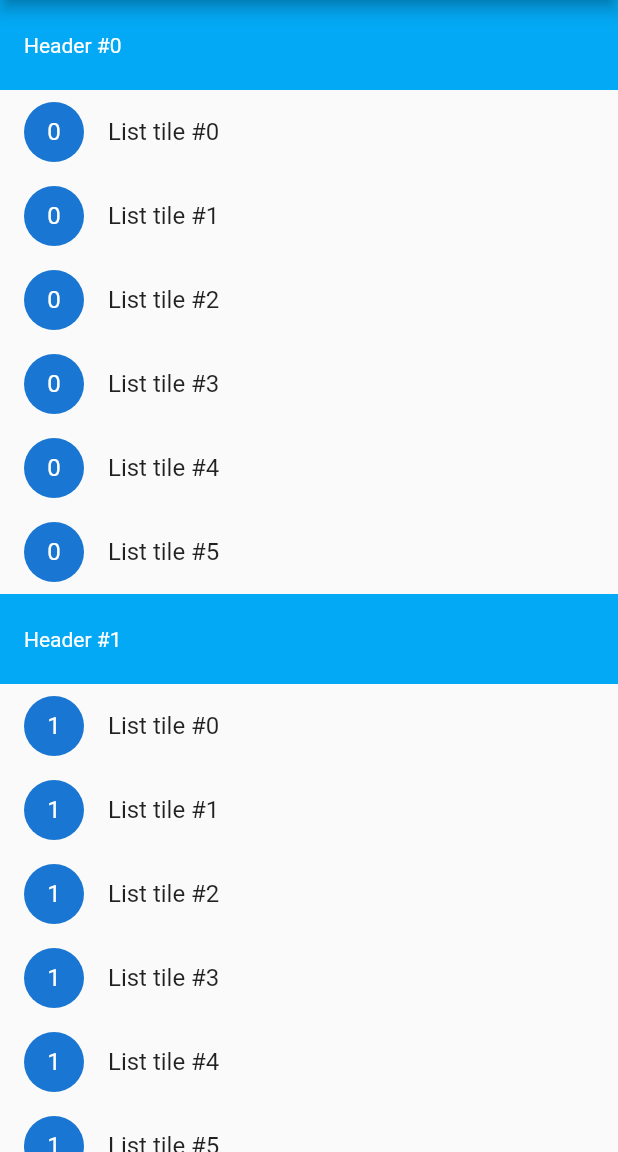
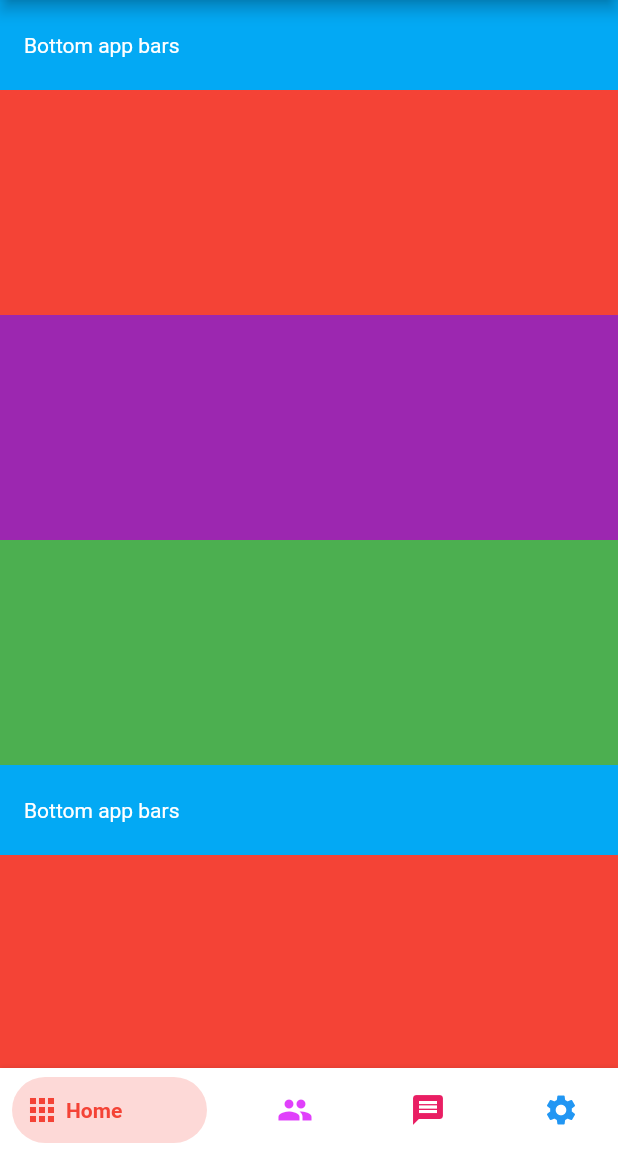
Before and after one commit to jargalbat/flutter_gallery, a Flutter app: the screen it shows after launch, on a phone screen of 412 x 824 dp, the part 84-1236 px from its top. Run offline on Flutter 3.47's test engine with Material 2 defaults, Android fonts, the phone set to English and light mode, and no system bars; drawn by our look-alikes of bottom_navy_bar; our stand-ins replace flutter_sticky_header.

Commit message:
sliver changes

```diff
--- a/lib/ui/home/dashboard_screen.dart
+++ b/lib/ui/home/dashboard_screen.dart
@@ -11,69 +11,54 @@ class DashboardScreen extends StatefulWidget {
 class _DashboardScreenState extends State<DashboardScreen> {
   @override
   Widget build(BuildContext context) {
-    return const CustomScrollView(
+    return CustomScrollView(
       slivers: [
-        _StickyHeaderList(index: 0),
-        _StickyHeaderList(index: 1),
-        _StickyHeaderList(index: 2),
-        _StickyHeaderList(index: 3),
+        // StickyHeader(index: 1),
+        // StickyHeader(index: 2),
+        // StickyHeader(index: 3),
+        _bottomAppBars(),
+        _bottomAppBars(),
+        _bottomAppBars(),
+        _bottomAppBars(),
       ],
       reverse: false,
     );
   }
-}
 
-
-class Header extends StatelessWidget {
-  const Header({
-    Key? key,
-    this.index,
-    this.title,
-    this.color = Colors.lightBlue,
-  }) : super(key: key);
-
-  final String? title;
-  final int? index;
-  final Color color;
-
-  @override
-  Widget build(BuildContext context) {
-    return Container(
-      height: 60,
-      color: color,
-      padding: EdgeInsets.symmetric(horizontal: 16.0),
-      alignment: Alignment.centerLeft,
-      child: Text(
-        title ?? 'Header #$index',
-        style: const TextStyle(color: Colors.white),
+  Widget _bottomAppBars() {
+    return SliverStickyHeader(
+      header: _sliverHeader('Bottom app bars'),
+      sliver: SliverList(
+        delegate: SliverChildListDelegate(
+          [
+            Container(color: Colors.red, height: 150.0),
+            Container(color: Colors.purple, height: 150.0),
+            Container(color: Colors.green, height: 150.0),
+          ],
+        ),
+        // delegate: SliverChildBuilderDelegate(
+        //   (context, i) => ListTile(
+        //     leading: CircleAvatar(
+        //       child: Text('$i'),
+        //     ),
+        //     title: const Text('List tile'),
+        //     onTap: () {
+        //
+        //     },
+        //   ),
+        //   childCount: 6,
+        // ),
       ),
     );
   }
-}
 
-class _StickyHeaderList extends StatelessWidget {
-  const _StickyHeaderList({
-    Key? key,
-    this.index,
-  }) : super(key: key);
-
-  final int? index;
-
-  @override
-  Widget build(BuildContext context) {
-    return SliverStickyHeader(
-      header: Header(index: index),
-      sliver: SliverList(
-        delegate: SliverChildBuilderDelegate(
-          (context, i) => ListTile(
-            leading: CircleAvatar(
-              child: Text('$index'),
-            ),
-            title: Text('List tile #$i'),
-          ),
-          childCount: 6,
-        ),
-      ),
+  Widget _sliverHeader(String text) {
+    return Container(
+      height: 60,
+      color: Colors.lightBlue,
+      padding: const EdgeInsets.symmetric(horizontal: 16.0),
+      alignment: Alignment.centerLeft,
+      child: Text(text, style: const TextStyle(color: Colors.white)),
     );
   }
 }
--- a/lib/ui/home/home_route.dart
+++ b/lib/ui/home/home_route.dart
@@ -1,5 +1,5 @@
+import 'package:bottom_navy_bar/bottom_navy_bar.dart';
 import 'package:flutter/material.dart';
-import 'package:flutter_gallery/ui/animated_icon_route.dart';
 import 'package:flutter_gallery/ui/home/dashboard_screen.dart';
 
 class HomeRoute extends StatefulWidget {
@@ -9,14 +9,56 @@ class HomeRoute extends StatefulWidget {
   _HomeRouteState createState() => _HomeRouteState();
 }
 
-class _HomeRouteState extends State<HomeRoute> {
+class _HomeRouteState extends State<HomeRoute> with SingleTickerProviderStateMixin {
+  // Bottom navigation bar
+  late TabController _tabController;
+  int _selectedIndex = 0;
+
+  @override
+  void initState() {
+    super.initState();
+    _tabController = TabController(initialIndex: 0, length: 4, vsync: this);
+  }
+
   @override
   Widget build(BuildContext context) {
     return Scaffold(
       appBar: AppBar(
         title: const Text('Flutter gallery'),
       ),
-      body: const DashboardScreen(),
+      body: TabBarView(
+        controller: _tabController,
+        physics: const NeverScrollableScrollPhysics(),
+        children: [
+          /// Нүүр
+          const DashboardScreen(),
+          Container(),
+          Container(),
+          Container(),
+        ],
+      ),
+      bottomNavigationBar: BottomNavyBar(
+        selectedIndex: _selectedIndex,
+        showElevation: true, // use this to remove appBar's elevation
+        onItemSelected: (index) => setState(() {
+          _selectedIndex = index;
+          _tabController.animateTo(index, duration: const Duration(milliseconds: 300), curve: Curves.ease);
+        }),
+        items: [
+          BottomNavyBarItem(icon: const Icon(Icons.apps), title: const Text('Home'), activeColor: Colors.red),
+          BottomNavyBarItem(
+            icon: const Icon(Icons.people),
+            title: const Text('Users'),
+            activeColor: Colors.purpleAccent,
+          ),
+          BottomNavyBarItem(icon: const Icon(Icons.message), title: const Text('Messages'), activeColor: Colors.pink),
+          BottomNavyBarItem(icon: const Icon(Icons.settings), title: const Text('Settings'), activeColor: Colors.blue),
+        ],
+      ),
+    );
+  }
+}
+
 // Column(
 //   children: [
 //     ElevatedButton(
@@ -31,6 +73,3 @@ class _HomeRouteState extends State<HomeRoute> {
 //     // AnimatedIconRout        }, child: const Text('Animated icon'),),
 //   ],
 // ),
-    );
-  }
-}
--- a/pubspec.yaml
+++ b/pubspec.yaml
@@ -11,6 +11,7 @@ dependencies:
     sdk: flutter
 
   #widgets
+  bottom_navy_bar: ^6.0.0
   flutter_sticky_header: ^0.6.0
 
 dev_dependencies:
```
Lines whose indentation alone changed are shown as unchanged.
